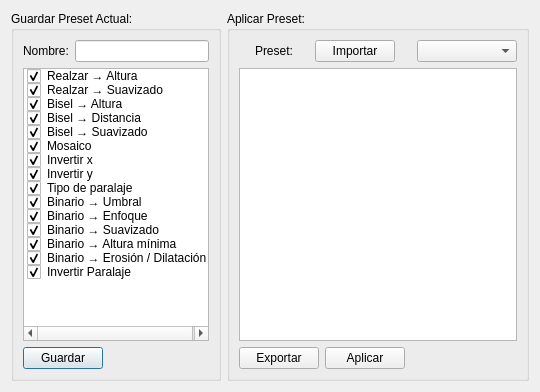
Qt form gui/presetsmanager.ui (azagaya/laigter) before a commit.
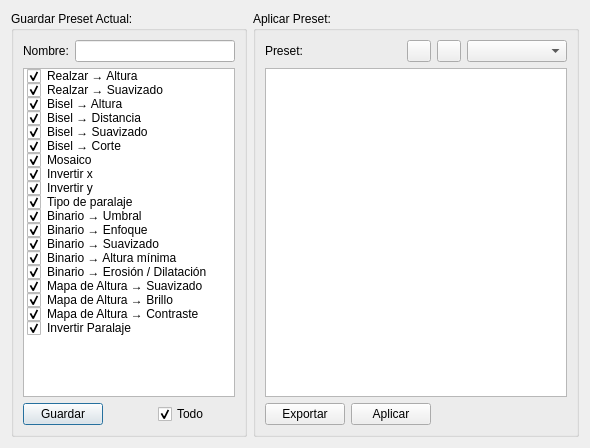
The same form after that commit. Icons and pictures are not drawn.

Commit message: Presets save and aply finished.

```diff
--- a/gui/presetsmanager.ui
+++ b/gui/presetsmanager.ui
@@ -6,8 +6,8 @@
    <rect>
     <x>0</x>
     <y>0</y>
-    <width>540</width>
-    <height>392</height>
+    <width>590</width>
+    <height>448</height>
    </rect>
   </property>
   <property name="windowTitle">
@@ -39,10 +39,10 @@
         </property>
        </widget>
       </item>
-      <item row="0" column="1">
+      <item row="0" column="1" colspan="2">
        <widget class="QLineEdit" name="lineEditPresetName"/>
       </item>
-      <item row="1" column="0" colspan="2">
+      <item row="1" column="0" colspan="3">
        <widget class="QListWidget" name="listWidgetControls">
         <item>
          <property name="text">
@@ -84,6 +84,14 @@
           <enum>Checked</enum>
          </property>
         </item>
+        <item>
+         <property name="text">
+          <string>Bisel → Corte</string>
+         </property>
+         <property name="checkState">
+          <enum>Checked</enum>
+         </property>
+        </item>
         <item>
          <property name="text">
           <string>Mosaico</string>
@@ -156,6 +164,30 @@
           <enum>Checked</enum>
          </property>
         </item>
+        <item>
+         <property name="text">
+          <string>Mapa de Altura → Suavizado</string>
+         </property>
+         <property name="checkState">
+          <enum>Checked</enum>
+         </property>
+        </item>
+        <item>
+         <property name="text">
+          <string>Mapa de Altura → Brillo</string>
+         </property>
+         <property name="checkState">
+          <enum>Checked</enum>
+         </property>
+        </item>
+        <item>
+         <property name="text">
+          <string>Mapa de Altura → Contraste</string>
+         </property>
+         <property name="checkState">
+          <enum>Checked</enum>
+         </property>
+        </item>
         <item>
          <property name="text">
           <string>Invertir Paralaje</string>
@@ -179,6 +211,16 @@
         </property>
        </widget>
       </item>
+      <item row="2" column="2">
+       <widget class="QCheckBox" name="checkBoxAllPresets">
+        <property name="text">
+         <string>Todo</string>
+        </property>
+        <property name="checked">
+         <bool>true</bool>
+        </property>
+       </widget>
+      </item>
      </layout>
     </widget>
    </item>
@@ -194,9 +236,7 @@
       <string>Aplicar Preset:</string>
      </property>
      <layout class="QGridLayout" name="gridLayout">
-      <item row="0" column="0" colspan="2">
-       <layout class="QHBoxLayout" name="horizontalLayout_2">
-        <item>
+      <item row="0" column="0">
          <widget class="QLabel" name="label">
           <property name="sizePolicy">
            <sizepolicy hsizetype="Maximum" vsizetype="Maximum">
@@ -209,7 +249,23 @@
           </property>
          </widget>
         </item>
-        <item>
+      <item row="0" column="1">
+       <spacer name="horizontalSpacer">
+        <property name="orientation">
+         <enum>Qt::Horizontal</enum>
+        </property>
+        <property name="sizeType">
+         <enum>QSizePolicy::Preferred</enum>
+        </property>
+        <property name="sizeHint" stdset="0">
+         <size>
+          <width>87</width>
+          <height>20</height>
+         </size>
+        </property>
+       </spacer>
+      </item>
+      <item row="0" column="2">
          <widget class="QPushButton" name="pushButtonImportPreset">
           <property name="sizePolicy">
            <sizepolicy hsizetype="Maximum" vsizetype="Fixed">
@@ -219,18 +275,37 @@
           </property>
           <property name="maximumSize">
            <size>
-            <width>80</width>
+          <width>24</width>
             <height>16777215</height>
            </size>
           </property>
           <property name="text">
-           <string>Importar</string>
-          </property>
-         </widget>
-        </item>
-       </layout>
+         <string/>
+        </property>
+        <property name="icon">
+         <iconset resource="../icons.qrc">
+          <normaloff>:/icons/import.png</normaloff>:/icons/import.png</iconset>
+        </property>
+       </widget>
+      </item>
+      <item row="0" column="3">
+       <widget class="QPushButton" name="pushButtonDeletePreset">
+        <property name="maximumSize">
+         <size>
+          <width>24</width>
+          <height>16777215</height>
+         </size>
+        </property>
+        <property name="text">
+         <string/>
+        </property>
+        <property name="icon">
+         <iconset resource="../icons.qrc">
+          <normaloff>:/icons/delete.png</normaloff>:/icons/delete.png</iconset>
+        </property>
+       </widget>
       </item>
-      <item row="0" column="2">
+      <item row="0" column="4">
        <widget class="QComboBox" name="comboBoxPreset">
         <property name="sizePolicy">
          <sizepolicy hsizetype="Expanding" vsizetype="Fixed">
@@ -246,10 +321,10 @@
         </property>
        </widget>
       </item>
-      <item row="1" column="0" colspan="3">
+      <item row="1" column="0" colspan="5">
        <widget class="QListWidget" name="listWidgetTextures"/>
       </item>
-      <item row="2" column="0">
+      <item row="2" column="0" colspan="3">
        <layout class="QHBoxLayout" name="horizontalLayout">
         <item>
          <widget class="QPushButton" name="pushButtonExportPreset">
```
Left out of the diff: 4 changed lines with no effect on the pictures. Lines whose indentation alone changed are shown as unchanged. The commit also changes 7 other files.
